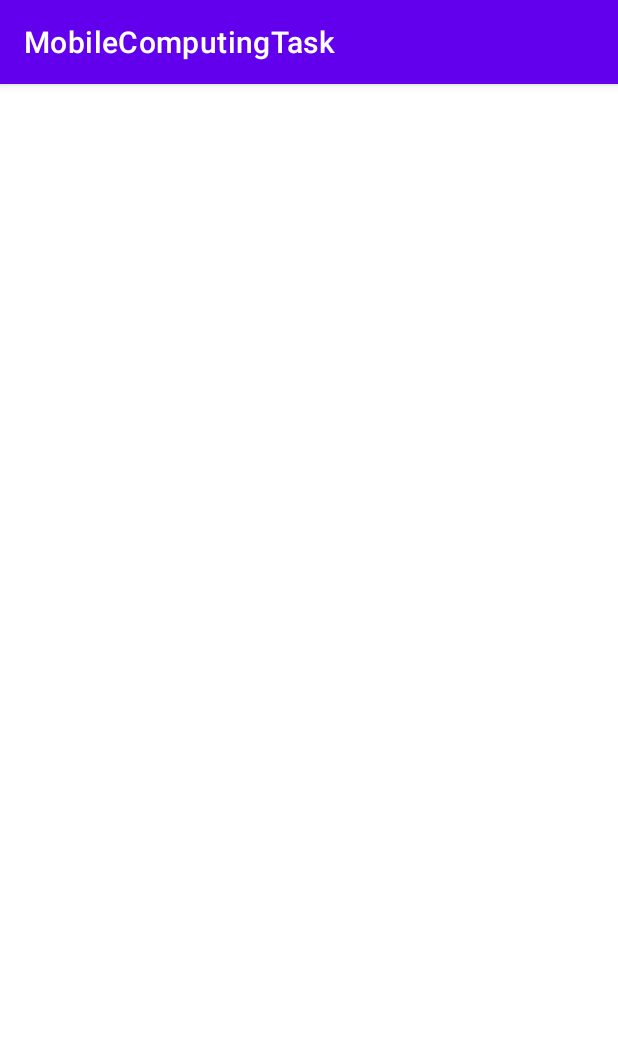
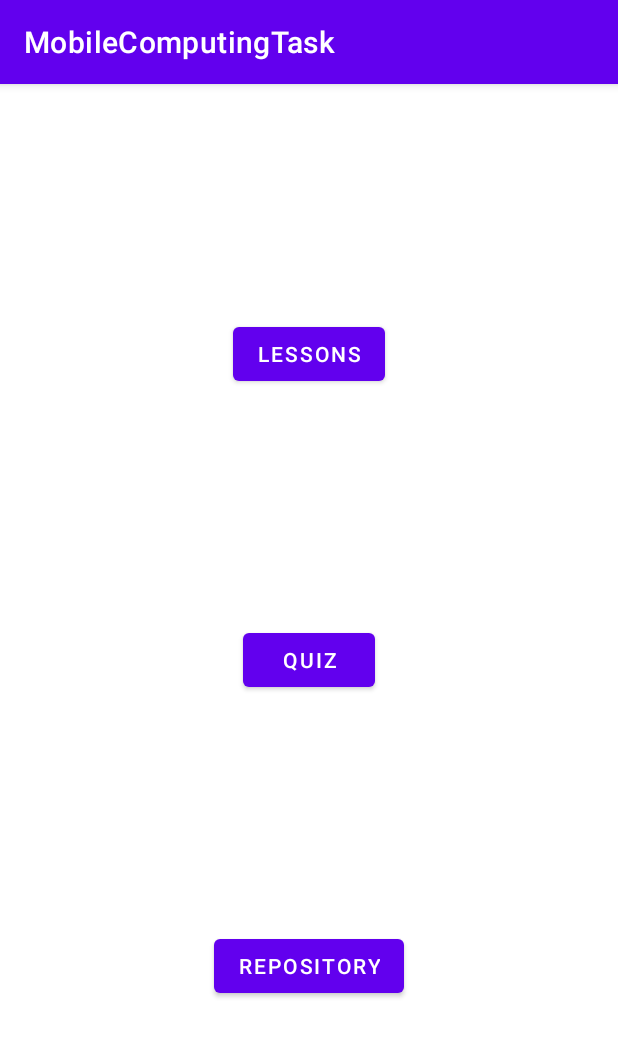
Before and after one commit to BSEF19M504/MobileComputingTask, an Android app: the screen it shows after launch (MainActivity1), on a phone screen of 412 x 824 dp. Shown: the top 1037 px of the screen. Run offline under Robolectric (Android 15) with nearby library versions, the light colour scheme and no system bars.

Commit message:
Added new activity for quiz and added button event to star it

```diff
--- a/app/src/main/AndroidManifest.xml
+++ b/app/src/main/AndroidManifest.xml
@@ -9,6 +9,9 @@
         android:roundIcon="@mipmap/ic_launcher_round"
         android:supportsRtl="true"
         android:theme="@style/Theme.MobileComputingTask">
+        <activity
+            android:name=".QuizActivity"
+            android:exported="false" />
         <activity
             android:name=".MainActivity1"
             android:exported="true">
@@ -23,8 +26,7 @@
             android:exported="false" />
         <activity
             android:name=".MainActivity"
-            android:exported="true">
-        </activity>
+            android:exported="true"></activity>
     </application>
 
 </manifest>
--- a/app/src/main/java/com/example/mobilecomputingtask/MainActivity1.java
+++ b/app/src/main/java/com/example/mobilecomputingtask/MainActivity1.java
@@ -2,13 +2,44 @@ package com.example.mobilecomputingtask;
 
 import androidx.appcompat.app.AppCompatActivity;
 
+import android.content.Intent;
+import android.net.Uri;
 import android.os.Bundle;
+import android.view.View;
+import android.widget.Button;
 
-public class MainActivity1 extends AppCompatActivity {
+public class MainActivity1 extends AppCompatActivity implements View.OnClickListener {
 
+    Button lesson,quiz,repo;
     @Override
     protected void onCreate(Bundle savedInstanceState) {
         super.onCreate(savedInstanceState);
         setContentView(R.layout.activity_main1);
+
+        lesson = findViewById(R.id.lesson);
+        quiz = findViewById(R.id.quiz);
+        repo = findViewById(R.id.repo);
+
+        lesson.setOnClickListener(this);
+        quiz.setOnClickListener(this);
+        repo.setOnClickListener(this);
+    }
+
+    @Override
+    public void onClick(View view) {
+        Intent intent = null;
+        switch (view.getId()){
+            case R.id.lesson:
+                intent = new Intent(this,MainActivity.class);
+                break;
+            case R.id.quiz:
+                intent = new Intent(this,QuizActivity.class);
+                break;
+            case R.id.repo:
+                Uri webpage = Uri.parse("https://github.com/BSEF19M504/MobileComputingTask");
+                intent = new Intent(Intent.ACTION_VIEW, webpage);
+                break;
+        }
+        startActivity(intent);
     }
 }
--- a/app/src/main/java/com/example/mobilecomputingtask/MainActivity2.java
+++ b/app/src/main/java/com/example/mobilecomputingtask/MainActivity2.java
@@ -16,13 +16,10 @@ public class MainActivity2 extends AppCompatActivity {
         setContentView(R.layout.activity_main2);
         Intent intent = getIntent();
         String entry = intent.getStringExtra("char");
-        char alphabet = entry.charAt(0);
+        char alphabet = entry==null?'-':entry.charAt(0);
         imageView = findViewById(R.id.imageView);
         imageView1 = findViewById(R.id.imageView1);
         imageView2 = findViewById(R.id.imageView2);
-        imageView.setImageResource(R.drawable.a1);
-        imageView1.setImageResource(R.drawable.a2);
-        imageView2.setImageResource(R.drawable.a3);
 
         switch (alphabet){
             case 'a':
--- a/app/src/main/res/layout/activity_main1.xml
+++ b/app/src/main/res/layout/activity_main1.xml
@@ -6,4 +6,33 @@
     android:layout_height="match_parent"
     tools:context=".MainActivity1">
 
+    <Button
+        android:id="@+id/lesson"
+        android:layout_width="wrap_content"
+        android:layout_height="wrap_content"
+        android:text="Lessons"
+        app:layout_constraintBottom_toTopOf="@+id/quiz"
+        app:layout_constraintEnd_toEndOf="parent"
+        app:layout_constraintStart_toStartOf="parent"
+        app:layout_constraintTop_toTopOf="parent" />
+
+    <Button
+        android:id="@+id/quiz"
+        android:layout_width="wrap_content"
+        android:layout_height="wrap_content"
+        android:text="Quiz"
+        app:layout_constraintBottom_toBottomOf="parent"
+        app:layout_constraintEnd_toEndOf="parent"
+        app:layout_constraintStart_toStartOf="parent"
+        app:layout_constraintTop_toTopOf="parent" />
+
+    <Button
+        android:id="@+id/repo"
+        android:layout_width="wrap_content"
+        android:layout_height="wrap_content"
+        android:text="Repository"
+        app:layout_constraintBottom_toBottomOf="parent"
+        app:layout_constraintEnd_toEndOf="parent"
+        app:layout_constraintStart_toStartOf="parent"
+        app:layout_constraintTop_toBottomOf="@+id/quiz" />
 </androidx.constraintlayout.widget.ConstraintLayout>
--- a/app/src/main/res/layout/activity_main2.xml
+++ b/app/src/main/res/layout/activity_main2.xml
@@ -19,7 +19,7 @@
             android:id="@+id/imageView"
             android:layout_width="wrap_content"
             android:layout_height="wrap_content"
-            tools:srcCompat="@tools:sample/avatars" />
+            android:src="@drawable/ic_launcher_background" />
 
         <ImageView
             app:layout_constraintTop_toBottomOf="@+id/imageView"
@@ -29,7 +29,7 @@
             android:id="@+id/imageView1"
             android:layout_width="wrap_content"
             android:layout_height="wrap_content"
-            tools:srcCompat="@tools:sample/avatars" />
+            android:src="@drawable/ic_launcher_background" />
 
         <ImageView
             app:layout_constraintTop_toBottomOf="@+id/imageView1"
@@ -39,7 +39,7 @@
             android:id="@+id/imageView2"
             android:layout_width="wrap_content"
             android:layout_height="wrap_content"
-            tools:srcCompat="@tools:sample/avatars" />
+            android:src="@drawable/ic_launcher_background" />
 
     </androidx.constraintlayout.widget.ConstraintLayout>
 </ScrollView>
```
Also changed, not shown: app/src/main/java/com/example/mobilecomputingtask/QuizActivity.java (added, +14 -0 lines), app/src/main/res/layout/activity_quiz.xml (added, +9 -0 lines).
